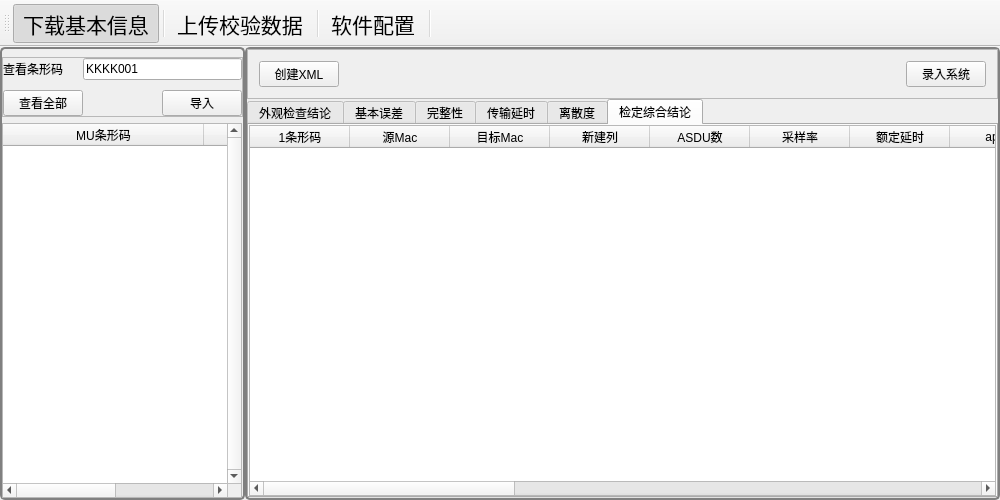
First picture: the form in mainwindow.ui, repository jingzhesiye/MU_infoSys.WH, before the edit.
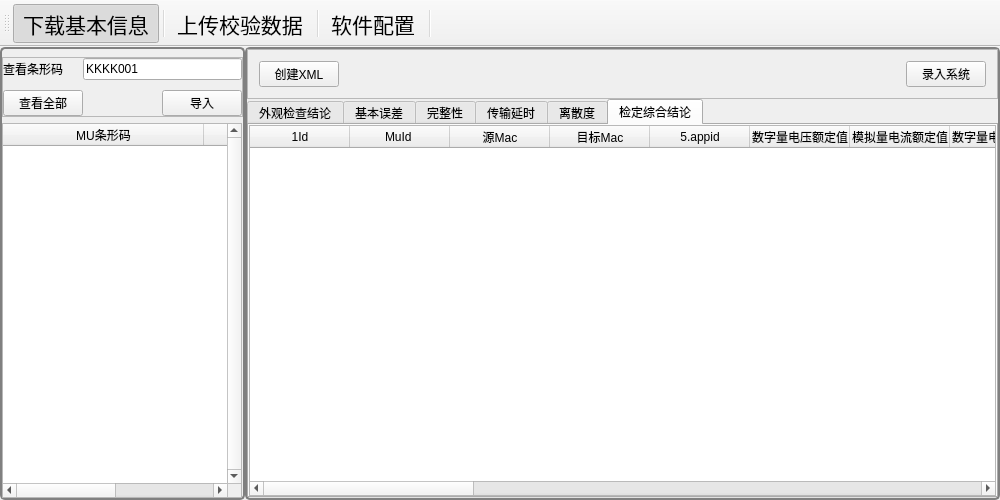
Second picture: the form after the edit. The open tabs and pages were chosen to show the change. Icons and pictures are not drawn.

```diff
--- a/mainwindow.ui
+++ b/mainwindow.ui
@@ -2367,7 +2367,12 @@
                 <widget class="QTableWidget" name="MU_RSLT_TabWidget">
                  <column>
                   <property name="text">
-                   <string>1条形码</string>
+                   <string>1Id</string>
+                  </property>
+                 </column>
+                 <column>
+                  <property name="text">
+                   <string>MuId </string>
                   </property>
                  </column>
                  <column>
@@ -2382,42 +2387,12 @@
                  </column>
                  <column>
                   <property name="text">
-                   <string>新建列</string>
+                   <string>5.appid</string>
                   </property>
                  </column>
                  <column>
                   <property name="text">
-                   <string>ASDU数</string>
-                  </property>
-                 </column>
-                 <column>
-                  <property name="text">
-                   <string>采样率</string>
-                  </property>
-                 </column>
-                 <column>
-                  <property name="text">
-                   <string>额定延时</string>
-                  </property>
-                 </column>
-                 <column>
-                  <property name="text">
-                   <string>appid</string>
-                  </property>
-                 </column>
-                 <column>
-                  <property name="text">
-                   <string>SVID</string>
-                  </property>
-                 </column>
-                 <column>
-                  <property name="text">
-                   <string>同步方式</string>
-                  </property>
-                 </column>
-                 <column>
-                  <property name="text">
-                   <string>通道数</string>
+                   <string>数字量电压额定值</string>
                   </property>
                  </column>
                  <column>
@@ -2435,6 +2410,11 @@
                    <string>数字量电流额定值</string>
                   </property>
                  </column>
+                 <column>
+                  <property name="text">
+                   <string>10.同步方式</string>
+                  </property>
+                 </column>
                  <column>
                   <property name="text">
                    <string>开始测试时间</string>
@@ -2457,7 +2437,7 @@
                  </column>
                  <column>
                   <property name="text">
-                   <string>审核状态</string>
+                   <string>15审核状态</string>
                   </property>
                  </column>
                  <column>
@@ -2465,6 +2445,46 @@
                    <string>结果</string>
                   </property>
                  </column>
+                 <column>
+                  <property name="text">
+                   <string>环境</string>
+                  </property>
+                 </column>
+                 <column>
+                  <property name="text">
+                   <string>数据</string>
+                  </property>
+                 </column>
+                 <column>
+                  <property name="text">
+                   <string>其它</string>
+                  </property>
+                 </column>
+                 <column>
+                  <property name="text">
+                   <string>20.ID</string>
+                  </property>
+                 </column>
+                 <column>
+                  <property name="text">
+                   <string>任务单编号</string>
+                  </property>
+                 </column>
+                 <column>
+                  <property name="text">
+                   <string>编号</string>
+                  </property>
+                 </column>
+                 <column>
+                  <property name="text">
+                   <string>型号</string>
+                  </property>
+                 </column>
+                 <column>
+                  <property name="text">
+                   <string>厂家</string>
+                  </property>
+                 </column>
                 </widget>
                </item>
               </layout>
```
Left out of the diff: 109 changed lines with no effect on the pictures.
